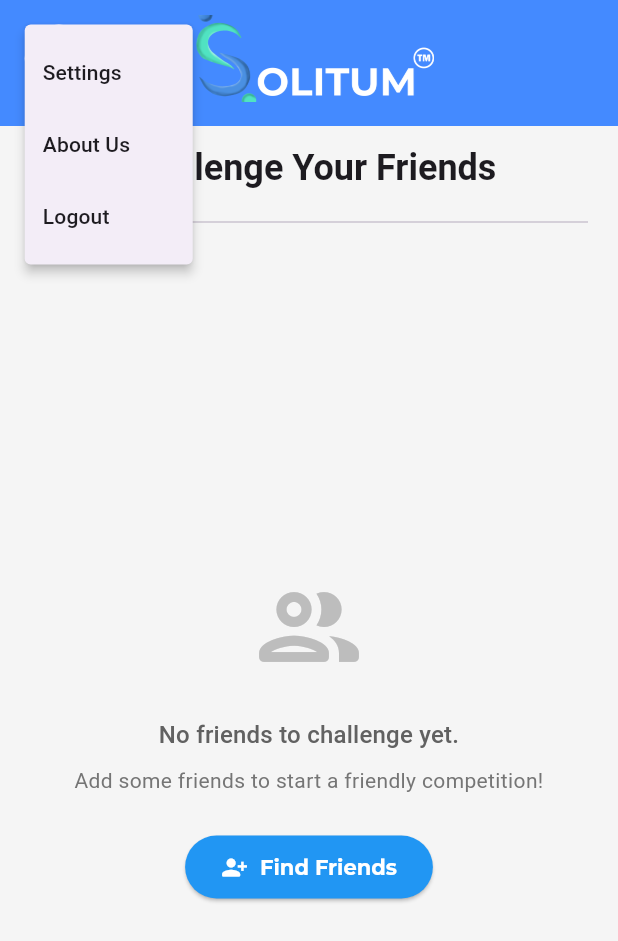
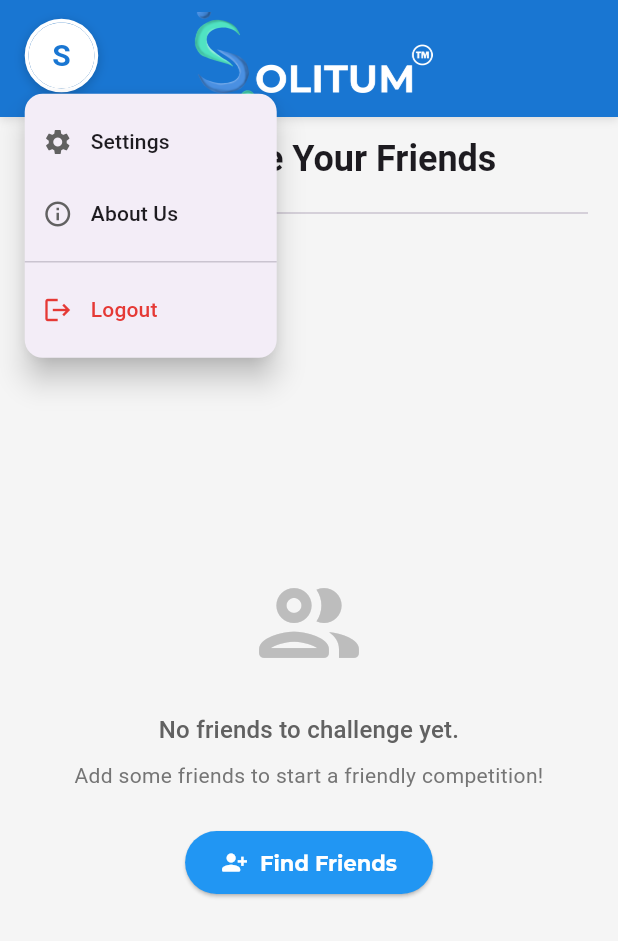
Before and after one commit to zxhenn/Flutter-Project, a Flutter app: the ChallengeScreen screen opened by its route, after a tap on an icon or button, on a phone screen of 412 x 824 dp. Shown: the top 941 px of the screen. Run offline on Flutter 3.47's test engine with Material 3 defaults, Android fonts, the phone set to English and light mode, and no system bars; our stand-ins replace awesome_notifications, cloud_firestore, firebase_auth, firebase_core, fl_chart, geolocator and 3 more; accounts and stored records are empty.

Commit message:
improve header design and redesigned dropdown of the avatar when clicked

```diff
--- a/lib/addition/top_header.dart
+++ b/lib/addition/top_header.dart
@@ -1,6 +1,5 @@
 import 'package:flutter/material.dart';
 import 'package:firebase_auth/firebase_auth.dart';
-import '/rewards/powerup_manager.dart';
 
 class TopHeader extends StatelessWidget {
   final VoidCallback? onAddTap;
@@ -26,35 +25,40 @@ class TopHeader extends StatelessWidget {
     final screenWidth = mediaQuery.size.width;
 
     // Calculate dynamic padding based on status bar height
-    final topPadding = statusBarHeight + 10.0; // Minimum 10px below status bar
-    final bottomPadding = 16.0;
-    final horizontalPadding = screenWidth * 0.04; // 4% of screen width
+    final topPadding = statusBarHeight + 8.0;
+    final bottomPadding = 12.0;
+    final horizontalPadding = screenWidth * 0.04;
 
     return Container(
       width: double.infinity,
-      color: Colors.blueAccent,
+      decoration: BoxDecoration(
+        color: Colors.blue[700],
+        boxShadow: [
+          BoxShadow(
+            color: Colors.black.withOpacity(0.1),
+            blurRadius: 4,
+            offset: const Offset(0, 2),
+          ),
+        ],
+      ),
       padding: EdgeInsets.fromLTRB(
         horizontalPadding,
         topPadding,
         horizontalPadding,
         bottomPadding,
       ),
-      child: LayoutBuilder(
-        builder: (context, constraints) {
-          // Calculate responsive sizes based on available width
-          final avatarSize = constraints.maxWidth * 0.12; // 12% of header width
-          final iconSize = constraints.maxWidth * 0.08; // 8% of header width
-          // You might want a specific height for your header image, or make it responsive
-          final headerImageHeight = constraints.maxWidth * 0.1; // Example: 10% of header width
-          final titleSize = constraints.maxWidth * 0.06; // 6% of header width
-
-          return Row(
+      child: Row(
         mainAxisAlignment: MainAxisAlignment.spaceBetween,
+        crossAxisAlignment: CrossAxisAlignment.center,
         children: [
-              // Profile Menu
+          // Avatar with border
           PopupMenuButton<String>(
+            offset: const Offset(0, 50),
+            shape: RoundedRectangleBorder(
+              borderRadius: BorderRadius.circular(12),
+            ),
+            elevation: 8,
             onSelected: (value) async {
-                  // ... your existing onSelected logic
               if (value == 'logout') {
                 final confirm = await showDialog<bool>(
                   context: context,
@@ -87,97 +91,117 @@ class TopHeader extends StatelessWidget {
               }
             },
             itemBuilder: (context) => [
-                  const PopupMenuItem(value: 'settings', child: Text('Settings')),
-                  const PopupMenuItem(value: 'about', child: Text('About Us')),
-                  const PopupMenuItem(value: 'logout', child: Text('Logout')),
+              PopupMenuItem<String>(
+                value: 'settings',
+                child: Row(
+                  children: [
+                    Icon(Icons.settings, size: 20, color: Colors.grey[700]),
+                    const SizedBox(width: 12),
+                    const Text(
+                      'Settings',
+                      style: TextStyle(
+                        fontSize: 14,
+                        fontWeight: FontWeight.w500,
+                      ),
+                    ),
                   ],
+                ),
+              ),
+              PopupMenuItem<String>(
+                value: 'about',
+                child: Row(
+                  children: [
+                    Icon(Icons.info_outline, size: 20, color: Colors.grey[700]),
+                    const SizedBox(width: 12),
+                    const Text(
+                      'About Us',
+                      style: TextStyle(
+                        fontSize: 14,
+                        fontWeight: FontWeight.w500,
+                      ),
+                    ),
+                  ],
+                ),
+              ),
+              const PopupMenuDivider(),
+              PopupMenuItem<String>(
+                value: 'logout',
+                child: Row(
+                  children: [
+                    Icon(Icons.logout, size: 20, color: Colors.red[600]),
+                    const SizedBox(width: 12),
+                    Text(
+                      'Logout',
+                      style: TextStyle(
+                        fontSize: 14,
+                        fontWeight: FontWeight.w500,
+                        color: Colors.red[600],
+                      ),
+                    ),
+                  ],
+                ),
+              ),
+            ],
+            child: Container(
+              decoration: BoxDecoration(
+                shape: BoxShape.circle,
+                border: Border.all(
+                  color: Colors.white,
+                  width: 2.5,
+                ),
+                boxShadow: [
+                  BoxShadow(
+                    color: Colors.black.withOpacity(0.2),
+                    blurRadius: 6,
+                    offset: const Offset(0, 2),
+                  ),
+                ],
+              ),
               child: CircleAvatar(
-                  radius: avatarSize / 2,
+                radius: 22,
                 backgroundColor: Colors.white,
                 backgroundImage: user?.photoURL != null
                     ? NetworkImage(user!.photoURL!)
                     : null,
                 child: user?.photoURL == null
                     ? Text(
-                    'S', // Consider a more generic initial or icon
+                        user?.displayName?.isNotEmpty == true
+                            ? user!.displayName![0].toUpperCase()
+                            : user?.email?.isNotEmpty == true
+                                ? user!.email![0].toUpperCase()
+                                : 'S',
                         style: TextStyle(
-                      color: Colors.blueAccent,
-                      fontSize: titleSize, // Use a responsive size
+                          color: Colors.blue[700],
+                          fontSize: 20,
                           fontWeight: FontWeight.bold,
-                      fontFamily: 'Montserrat',
                         ),
                       )
                     : null,
               ),
             ),
+          ),
 
-              // App Title with Icon (Rectangular Image Container)
-              Expanded( // Use Expanded to allow the Row to take available space
-                child: Row(
-                  mainAxisAlignment: MainAxisAlignment.center, // Center the icon and title
-                  children: [
-                    Container(
-                      width: 160, // Adjust width as needed, make it responsive
-                      height: 58, // Use the responsive height
-                      decoration: BoxDecoration(
+          // App Logo
+          Expanded(
+            child: Center(
+              child: Container(
+                width: 160,
+                height: 58,
+                decoration: const BoxDecoration(
                   image: DecorationImage(
                     image: AssetImage('assets/app_icon3.png'),
-                          fit: BoxFit.fitWidth, // Image will be as wide as the container, height adjusts
+                    fit: BoxFit.fitWidth,
                   ),
                 ),
               ),
-                    SizedBox(width: screenWidth * 0.02),
-
-                  ],
             ),
           ),
 
-
-              // Power-up Icon
-              FutureBuilder<Map<String, dynamic>?>(
-                future: PowerupManager.getTodayPowerup(),
-                builder: (context, snapshot) {
-                  final powerup = snapshot.data;
-                  final assetPath = powerup != null
-                      ? getPowerupAssetPath(powerup['name'])
-                      : null;
-
-                  return Tooltip(
-                    message: powerup != null
-                        ? "Today's Power-up: ${powerup['name']}"
-                        : 'No power-up',
-                    child: assetPath != null
-                        ? Image.asset(
-                      assetPath,
-                      width: iconSize,
-                      height: iconSize,
-                    )
-                        : Icon(
-                      Icons.flash_on,
-                      size: iconSize,
-                      color: Colors.blueAccent, // Changed for better visibility if no image
-                    ),
-                  );
-                },
-              ),
+          // Spacer to balance the layout (same width as avatar)
+          SizedBox(width: 44),
         ],
-          );
-        },
       ),
     );
   }
 
-  String? getPowerupAssetPath(String name) {
-    // ... your existing getPowerupAssetPath logic
-    switch (name.toLowerCase()) {
-      case 'cardio charge':
-        return 'assets/boosts/cardio_charge.png';
-      case 'iron boost':
-        return 'assets/boosts/iron_boost.png';
-      case 'focus boost':
-        return 'assets/boosts/focus_boost.png';
-      default:
-        return null;
 }
-  }
-}
```
Lines whose indentation alone changed are shown as unchanged.
